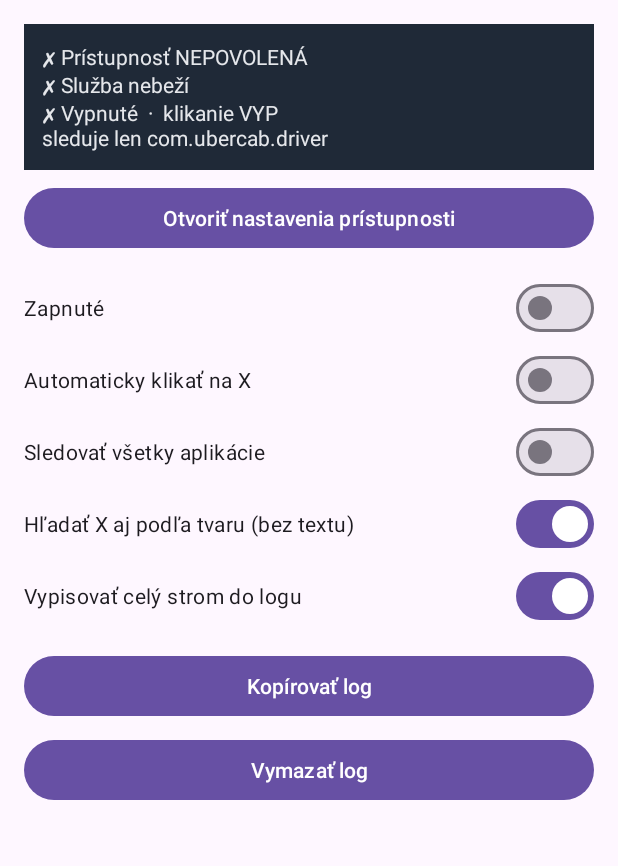
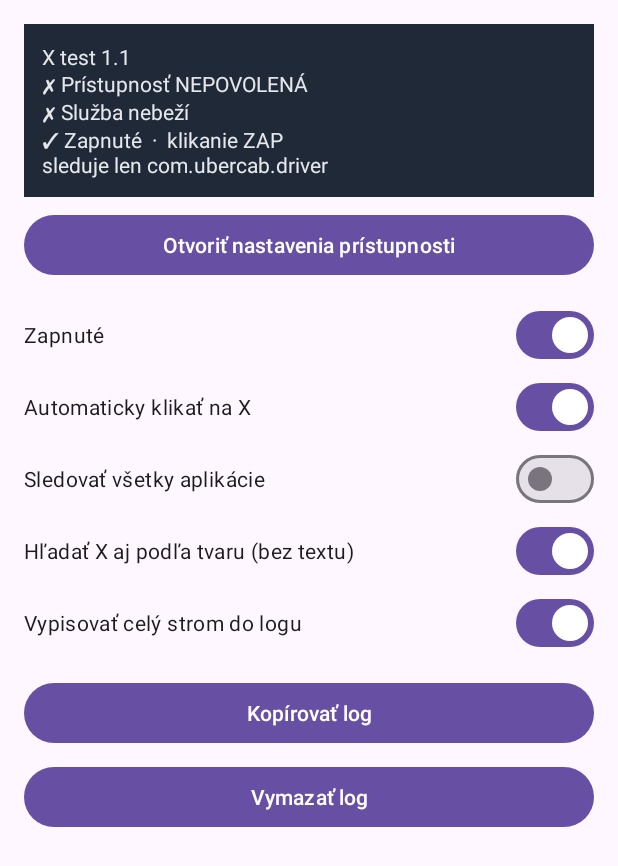
Before and after one commit to cobrad27/BratislavaTaxiDriver, an Android app: the screen it shows after launch (MainActivity), on a phone screen of 412 x 824 dp. Shown: the top 866 px of the screen. Run offline under Robolectric (Android 15) with nearby library versions, the phone set to English and light mode, and no system bars.

Commit message:
x-test 1.1: zapnute a klikanie predvolene ZAP

```diff
--- a/apps/x-test/app/src/main/java/sk/xtest/MainActivity.kt
+++ b/apps/x-test/app/src/main/java/sk/xtest/MainActivity.kt
@@ -66,8 +66,8 @@ class MainActivity : AppCompatActivity() {
         super.onResume()
         loading = true
         val p = sp()
-        b.swEnabled.isChecked = p.getBoolean("enabled", false)
-        b.swClick.isChecked = p.getBoolean("click", false)
+        b.swEnabled.isChecked = p.getBoolean("enabled", true)
+        b.swClick.isChecked = p.getBoolean("click", true)
         b.swAllApps.isChecked = p.getBoolean("allApps", false)
         b.swShape.isChecked = p.getBoolean("shape", true)
         b.swDump.isChecked = p.getBoolean("dump", true)
@@ -92,14 +92,15 @@ class MainActivity : AppCompatActivity() {
 
     private fun refreshStatus() {
         b.status.text = buildString {
+            append("X test 1.1\n")
             append(if (granted()) "✓ Prístupnosť povolená" else "✗ Prístupnosť NEPOVOLENÁ")
             append("\n")
             append(if (XService.running) "✓ Služba beží" else "✗ Služba nebeží")
             append("\n")
             val p = sp()
-            append(if (p.getBoolean("enabled", false)) "✓ Zapnuté" else "✗ Vypnuté")
+            append(if (p.getBoolean("enabled", true)) "✓ Zapnuté" else "✗ Vypnuté")
             append("  ·  ")
-            append(if (p.getBoolean("click", false)) "klikanie ZAP" else "klikanie VYP")
+            append(if (p.getBoolean("click", true)) "klikanie ZAP" else "klikanie VYP")
             append("\n")
             append(
                 if (p.getBoolean("allApps", false)) "sleduje všetky aplikácie"
```
